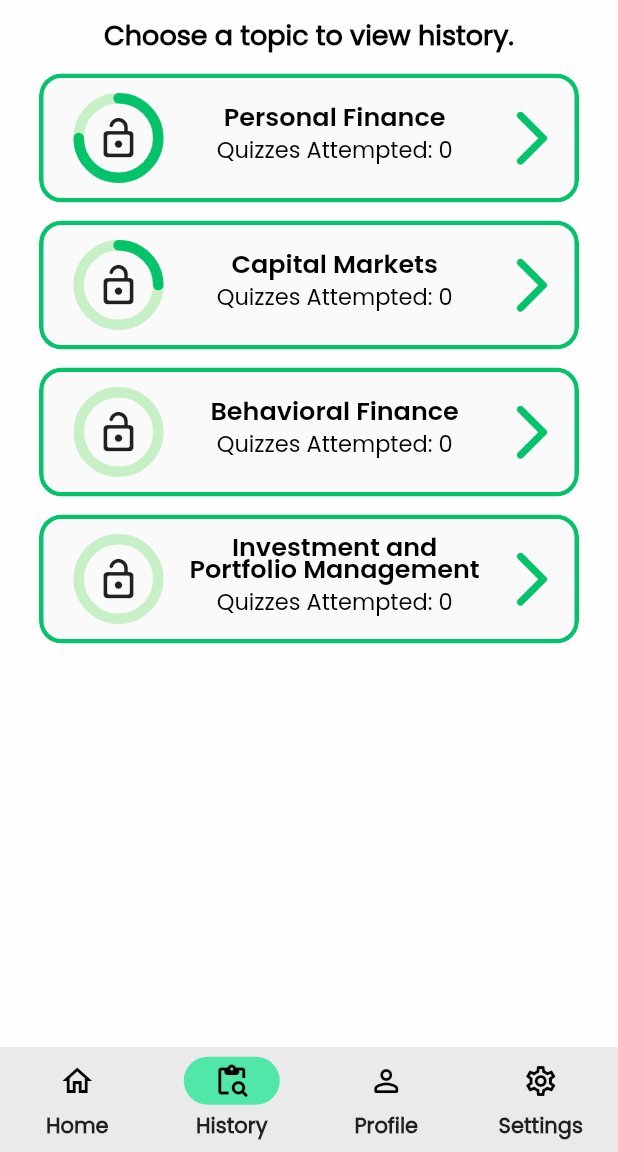
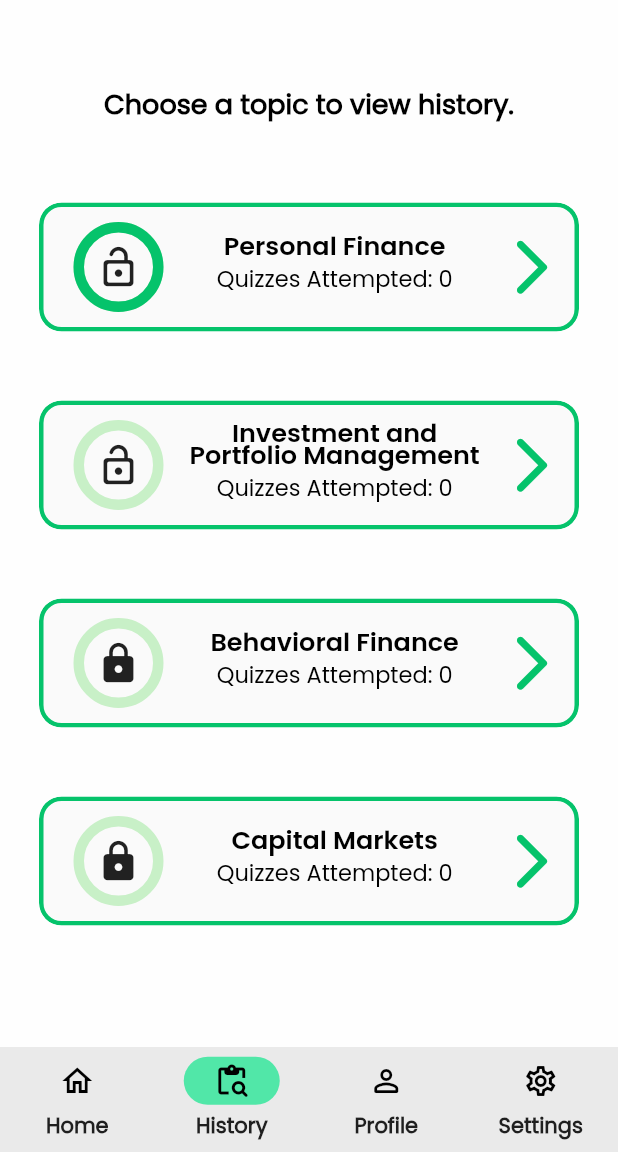
Before and after one commit to jelloalmoite/investor-quiz-app, a Flutter app: the screen it shows after launch, item 2 of the bottom bar chosen, on a phone screen of 412 x 824 dp, the part 84-1236 px from its top. Run offline on Flutter 3.47's test engine with Material 2 defaults, Android fonts, the phone set to English and light mode, and no system bars; drawn by our look-alikes of percent_indicator; our stand-ins replace animated_splash_screen, auto_size_text, hive, hive_flutter, page_transition, syncfusion_flutter_charts and 1 more; accounts and stored records are empty.

Commit message:
Category Un/Locking Home page & History (Ongoing)

```diff
--- a/lib/pages/historyCategory.dart
+++ b/lib/pages/historyCategory.dart
@@ -2,6 +2,7 @@ import 'package:flutter/material.dart';
 import '/pages/history.dart';
 import 'package:percent_indicator/percent_indicator.dart';
 import 'package:hive/hive.dart';
+import '/pages/quiz.dart';
 
 class HistoryPages extends StatefulWidget {
   const HistoryPages({Key? key}) : super(key: key);
@@ -11,8 +12,41 @@ class HistoryPages extends StatefulWidget {
 }
 
 class _HistoryPagesState extends State<HistoryPages> {
+  cardIcon(String title) {
+    Icon unlocked = const Icon(Icons.lock_open_rounded, size: 30);
+
+    if (title == 'Personal Finance') {
+      return unlocked;
+    } else if (title == 'Investment and Portfolio Management' &&
+        catLevel >= 100) {
+      return unlocked;
+    } else if (title == 'Behavioral Finance' && catLevel >= 200) {
+      return unlocked;
+    } else if (title == 'Capital Markets' && catLevel >= 300) {
+      return unlocked;
+    } else {
+      return const Icon(Icons.lock_rounded, size: 30);
+    }
+  }
+
+  double indicator(String title) {
+    if (title == 'PF') {
+      return (catLevel / 100).toDouble();
+    } else if (title == 'IPM' && catLevel >= 100) {
+      return ((catLevel - 100) / 100).toDouble();
+    } else if (title == 'BF' && catLevel >= 200) {
+      return ((catLevel - 200) / 100).toDouble();
+      ;
+    } else if (title == 'CM' && catLevel >= 300) {
+      return ((catLevel - 300) / 100).toDouble();
+      ;
+    } else {
+      return 0.0;
+    }
+  }
+
   //Category history builder
-  Widget History(double progress, String title, int attempts,
+  Widget history(double progress, String title, int attempts,
       BuildContext context, String databaseName) {
     return Material(
       borderRadius: BorderRadius.circular(15),
@@ -32,7 +66,7 @@ class _HistoryPagesState extends State<HistoryPages> {
                     lineWidth: 7.0,
                     animation: true,
                     percent: progress,
-                    center: const Icon(Icons.lock_open_rounded, size: 30),
+                    center: cardIcon(title),
                     circularStrokeCap: CircularStrokeCap.round,
                     progressColor: const Color.fromRGBO(5, 195, 107, 100),
                     backgroundColor: const Color.fromRGBO(83, 215, 80, 0.3),
@@ -121,9 +155,7 @@ class _HistoryPagesState extends State<HistoryPages> {
               "assets/images/logo.png",
               width: 50,
             ),
-            SizedBox(
-              width: 15,
-            ),
+            const SizedBox(width: 15),
           ],
           backgroundColor: Colors.transparent,
           elevation: 0,
@@ -133,10 +165,11 @@ class _HistoryPagesState extends State<HistoryPages> {
           child: SafeArea(
             child: Column(
               crossAxisAlignment: CrossAxisAlignment.center,
-              mainAxisAlignment: MainAxisAlignment.start,
+              mainAxisAlignment: MainAxisAlignment.spaceEvenly,
               mainAxisSize: MainAxisSize.max,
               children: <Widget>[
                 Container(
+                  padding: const EdgeInsets.fromLTRB(0, 0, 0, 6),
                   alignment: Alignment.topCenter,
                   child: const Text(
                     "Choose a topic to view history.",
@@ -148,48 +181,38 @@ class _HistoryPagesState extends State<HistoryPages> {
                     ),
                   ),
                 ),
-                const Padding(
-                    padding: EdgeInsets.all(6.0)), //Space between rows
 
                 //============Personal Finance
-                History(
-                    0.75,
+                history(
+                    indicator('PF'),
                     'Personal Finance',
                     Hive.box("Personal_Finance").length,
                     context,
                     'Personal_Finance'),
-                const Padding(
-                    padding: EdgeInsets.all(6.0)), //Space between rows
+
+                //============Investment and Portfolio Management
+                history(
+                    indicator('IPM'),
+                    'Investment and Portfolio Management',
+                    Hive.box("Investment_and_Portfolio_Management").length,
+                    context,
+                    'Investment_and_Portfolio_Management'),
+
+                //============Behavioral Finance
+                history(
+                    indicator('BF'),
+                    'Behavioral Finance',
+                    Hive.box("Behavioral_Finance").length,
+                    context,
+                    'Behavioral_Finance'),
 
                 //============Capital Markets
-                History(
-                    0.25,
+                history(
+                    indicator('CM'),
                     'Capital Markets',
                     Hive.box("Capital_Market").length,
                     context,
                     'Capital_Market'),
-                const Padding(
-                    padding: EdgeInsets.all(6.0)), //Space between rows
-
-                //============Behavioral Finance
-                History(
-                    0.0,
-                    'Behavioral Finance',
-                    Hive.box("Behavioral_Finance").length,
-                    context,
-                    'Behavioral_Finance'),
-                const Padding(
-                    padding: EdgeInsets.all(6.0)), //Space between rows
-
-                //============Investment and Portfolio Management
-                History(
-                    0.0,
-                    'Investment and Portfolio Management',
-                    Hive.box("Investment_and_Portfolio_Management").length,
-                    context,
-                    'Investment_and_Portfolio_Management'),
-                const Padding(
-                    padding: EdgeInsets.all(6.0)), //Space between rows
               ],
             ),
           ),
```
Also changed, not shown: lib/pages/home.dart (+48 -10 lines).
